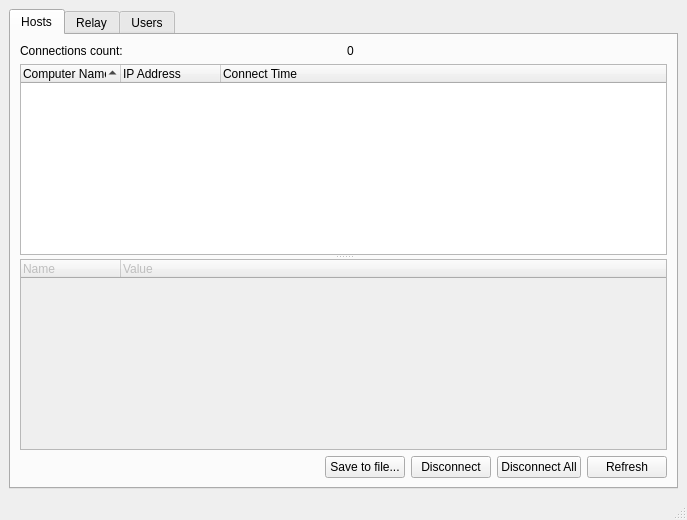
Above: source/client/ui/router_manager_window.ui from dchapyshev/aspia before the change. Below: the same form after it.
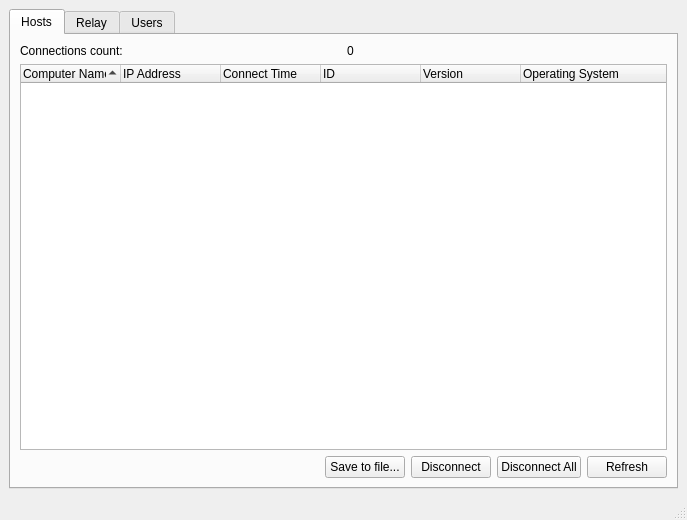
That is the form after the change. Icons and pictures are not drawn.

Commit message: Implemented selection of displayed columns and saving the state of the window.

What changed in the file:
```diff
--- a/source/client/ui/router_manager_window.ui
+++ b/source/client/ui/router_manager_window.ui
@@ -82,19 +82,19 @@
              <string>Connect Time</string>
             </property>
            </column>
-          </widget>
-          <widget class="QTreeWidget" name="tree_host_info">
-           <property name="enabled">
-            <bool>false</bool>
-           </property>
            <column>
             <property name="text">
-             <string>Name</string>
+             <string>ID</string>
             </property>
            </column>
            <column>
             <property name="text">
-             <string>Value</string>
+             <string>Version</string>
+            </property>
+           </column>
+           <column>
+            <property name="text">
+             <string>Operating System</string>
             </property>
            </column>
           </widget>
```
Left out of the diff: 12 changed lines with no effect on the pictures. The commit also changes 30 other files.
